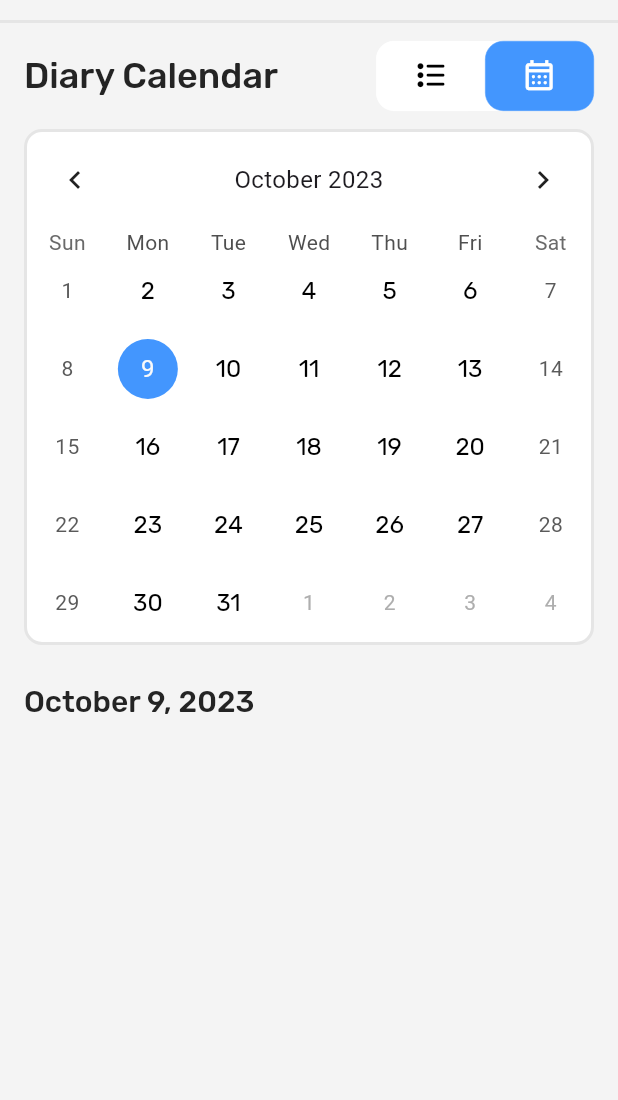
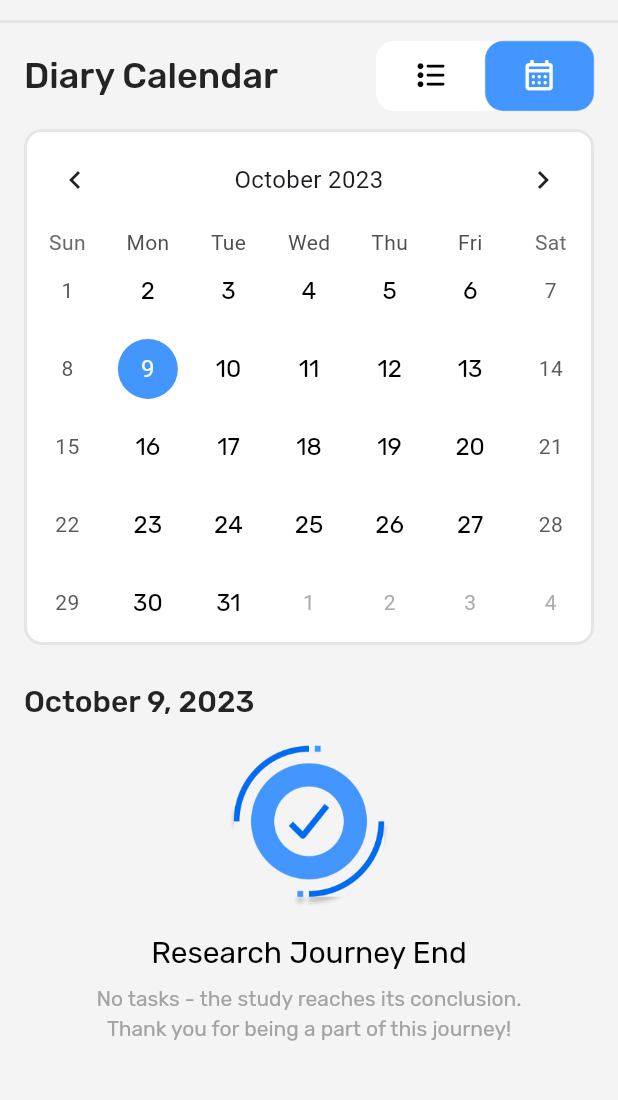
Before and after one commit to AppHatchery/Fabla-Front-end, a Flutter app: the DiariesPage screen opened directly, after a tap on an icon or button, on a phone screen of 412 x 824 dp, the part 61-1161 px from its top. Run offline on Flutter 3.47's test engine with Material 2 defaults, Android fonts, the phone set to English and light mode, and no system bars; drawn by our look-alikes of table_calendar; our stand-ins replace audioplayers, awesome_notifications, bloc, equatable, flutter_bloc, flutter_screenutil and 5 more; missing offline and left inert: amplify_auth_cognito, amplify_flutter, amplify_storage_s3, audio_session, aws_common, flutter_sound and 1 more; accounts and stored records are empty; generated files the repository leaves out were written again.

Commit message:
Empty states for Home screen and History screen (#110)
* Added Empty States

Clean up and added empty states on home and diary page

* Update diaries.dart

Fix Visibility issues

```diff
--- a/lib/screens/diary/presentation/pages/diaries.dart
+++ b/lib/screens/diary/presentation/pages/diaries.dart
@@ -5,10 +5,13 @@ import 'package:audio_diaries_flutter/screens/diary/presentation/widgets/diary_c
 import 'package:audio_diaries_flutter/screens/diary/presentation/widgets/diary_history.dart';
 import 'package:flutter/material.dart';
 import 'package:flutter_bloc/flutter_bloc.dart';
+import 'package:intl/intl.dart';
 
+import '../../../../services/preference_service.dart';
 import '../../../../theme/custom_colors.dart';
 import '../../../../theme/custom_icons.dart';
 import '../../../../theme/custom_typography.dart';
+import '../../../home/presentation/widgets/empty_state.dart';
 import '../../../home/presentation/widgets/unsubmitted_diary_list.dart';
 import '../../data/diary.dart';
 import '../widgets/custom_calender.dart';
@@ -23,11 +26,11 @@ class DiariesPage extends StatefulWidget {
 
 enum Calendar { list, calendar }
 
-class _DiaryPageState extends State<DiariesPage> with WidgetsBindingObserver{
+class _DiaryPageState extends State<DiariesPage> with WidgetsBindingObserver {
   late DiaryCubit diaryCubit;
   late DiaryHistoryCubit historyCubit;
   Map<DateTime, List<String>> events = {};
-
+  late DateTime startDate;
   @override
   void initState() {
     WidgetsBinding.instance.addObserver(this);
@@ -82,25 +85,17 @@ class _DiaryPageState extends State<DiariesPage> with WidgetsBindingObserver{
           child: Column(
             mainAxisAlignment: MainAxisAlignment.start,
             children: [
-            Expanded(
-              child: ListView(
-                children: [
-                  Row(
-                      mainAxisAlignment: MainAxisAlignment.spaceBetween,
-                      children: [
+              Row(mainAxisAlignment: MainAxisAlignment.spaceBetween, children: [
                 Visibility(
                   visible: calendarView != Calendar.calendar,
-                          child: Text(
-                            "Diary History",
+                  replacement: Text(
+                    "Diary Calendar",
                     style: CustomTypography().headlineMedium(
                       color: CustomColors.textNormalContent,
                     ),
                   ),
-                        ),
-                        Visibility(
-                          visible: calendarView != Calendar.list,
                   child: Text(
-                            "Diary Calendar",
+                    "Diary History",
                     style: CustomTypography().headlineMedium(
                       color: CustomColors.textNormalContent,
                     ),
@@ -160,11 +155,13 @@ class _DiaryPageState extends State<DiariesPage> with WidgetsBindingObserver{
               const SizedBox(height: 12),
               Visibility(
                 visible: calendarView == Calendar.calendar,
-                    child: CustomCalender(events: events,),
+                child: CustomCalender(
+                  events: events,
+                ),
               ),
               const SizedBox(height: 24),
-                  Visibility(
-                      visible: calendarView == Calendar.calendar,
+              calendarView == Calendar.calendar
+                  ? Expanded(
                       child: BlocConsumer<DiaryCubit, DiaryState>(
                         listener: (context, state) {},
                         builder: (context, state) {
@@ -179,9 +176,9 @@ class _DiaryPageState extends State<DiariesPage> with WidgetsBindingObserver{
                             return initialDiary();
                           }
                         },
-                      )),
-                  Visibility(
-                      visible: calendarView == Calendar.list,
+                      ),
+                    )
+                  : Expanded(
                       child: BlocConsumer<DiaryHistoryCubit, DiaryHistoryState>(
                       listener: (context, state) {},
                       builder: (context, state) {
@@ -199,11 +196,7 @@ class _DiaryPageState extends State<DiariesPage> with WidgetsBindingObserver{
                     ))
             ],
           ),
-            ),
-          ],
-        ),
-      ),
-    );
+        ));
   }
 
   Widget historyLoading() {
@@ -222,23 +215,27 @@ class _DiaryPageState extends State<DiariesPage> with WidgetsBindingObserver{
 
   Widget loadedDiaryHistory(
       List<Diary> diaries, List<Diary> unSubmittedDiaries) {
-    return SingleChildScrollView(
-      child: Column(
+    return Column(
       children: [
         unSubmittedDiaries.isNotEmpty
-              ? UnsubmittedDiaryList(
+            ? Expanded(
+                child: UnsubmittedDiaryList(
                   diaries: unSubmittedDiaries,
                   refresh: (value) => refresh(value),
+                ),
               )
             : const SizedBox.shrink(),
-          DiaryHistory(diaries: diaries, refresh: (value) => refresh(value)),
+        Expanded(
+            child: DiaryHistory(
+                diaries: diaries, refresh: (value) => refresh(value))),
       ],
-      ),
     );
   }
 
-  void fetchHistoryData(BuildContext context) {
+  void fetchHistoryData(BuildContext context) async {
     historyCubit.loadPastDiaries();
+    startDate = DateTime.fromMillisecondsSinceEpoch(
+        await PreferenceService().getIntPreference(key: 'startDate') ?? 0);
   }
 
   void refreshHistory(bool shouldRefresh) {
@@ -259,6 +256,40 @@ class _DiaryPageState extends State<DiariesPage> with WidgetsBindingObserver{
   }
 
   Widget loadedDiary(List<Diary> diaries, List<Diary> unSubmittedDiaries) {
+    final today = DateTime.now();
+    if (today.isBefore(startDate)) {
+      return Column(
+        crossAxisAlignment: CrossAxisAlignment.start,
+        children: [
+          Text(
+            DateFormat("MMMM d',' y").format(today),
+            style: CustomTypography()
+                .titleLarge(color: CustomColors.textNormalContent),
+            textAlign: TextAlign.left,
+          ),
+          const SizedBox(
+            height: 14,
+          ),
+          const FreeDayWidget(),
+        ],
+      );
+    } else if (today.isAfter(startDate.add(const Duration(days: 6)))) {
+      return Column(
+        crossAxisAlignment: CrossAxisAlignment.start,
+        children: [
+          Text(
+            DateFormat("MMMM d',' y").format(today),
+            style: CustomTypography()
+                .titleLarge(color: CustomColors.textNormalContent),
+            textAlign: TextAlign.left,
+          ),
+          const SizedBox(
+            height: 14,
+          ),
+          const EndStateWidget(),
+        ],
+      );
+    }
     return SingleChildScrollView(
       child: Column(
         children: [
@@ -287,12 +318,16 @@ class _DiaryPageState extends State<DiariesPage> with WidgetsBindingObserver{
   void getAllDiaries() {
     final DiaryRepository repository = DiaryRepository();
     List<Diary> diaries = repository.getAllDiaries();
-    final date = DateTime(DateTime.now().year, DateTime.now().month, DateTime.now().day);
+    final date =
+        DateTime(DateTime.now().year, DateTime.now().month, DateTime.now().day);
 
-    for(Diary diary in diaries){
-      final day = DateTime(diary.start.year, diary.start.month, diary.start.day);
-      if(day != date){
-        events.addAll({day: ["Yes"]});
+    for (Diary diary in diaries) {
+      final day =
+          DateTime(diary.start.year, diary.start.month, diary.start.day);
+      if (day != date) {
+        events.addAll({
+          day: ["Yes"]
+        });
       }
     }
   }
--- a/lib/screens/diary/presentation/widgets/diary_history.dart
+++ b/lib/screens/diary/presentation/widgets/diary_history.dart
@@ -1,3 +1,4 @@
+import 'package:audio_diaries_flutter/screens/diary/presentation/widgets/empty_state.dart';
 import 'package:audio_diaries_flutter/theme/components/cards.dart';
 import 'package:audio_diaries_flutter/theme/custom_typography.dart';
 import 'package:flutter/material.dart';
@@ -24,18 +25,25 @@ class DiaryHistory extends StatelessWidget {
 
     filteredDiaries.sort((a, b) => b.due.compareTo(a.due));
 
-    return Column(
+    return filteredDiaries.isNotEmpty
+        ? SingleChildScrollView(
+            child: Column(
               mainAxisAlignment: MainAxisAlignment.start,
               crossAxisAlignment: CrossAxisAlignment.start,
               children: [
-        for (var diary in filteredDiaries)
-          Column(
+                ListView.builder(
+                  shrinkWrap: true,
+                  physics: const NeverScrollableScrollPhysics(),
+                  itemCount: filteredDiaries.length,
+                  itemBuilder: (context, index) {
+                    final diary = filteredDiaries[index];
+                    return Column(
                       crossAxisAlignment: CrossAxisAlignment.start,
                       children: [
                         Text(
                           _formatDate(diary.start),
-                style: CustomTypography()
-                    .titleLarge(color: CustomColors.textNormalContent),
+                          style: CustomTypography().titleLarge(
+                              color: CustomColors.textNormalContent),
                           textAlign: TextAlign.left,
                         ),
                         const SizedBox(height: 6),
@@ -45,9 +53,13 @@ class DiaryHistory extends StatelessWidget {
                         ),
                         const SizedBox(height: 12),
                       ],
+                    );
+                  },
+                )
+              ],
             ),
-      ],
-    );
+          )
+        : const BeforeStartWidget();
   }
 }
 
--- /dev/null
+++ b/lib/screens/diary/presentation/widgets/empty_state.dart
@@ -0,0 +1,43 @@
+import 'package:audio_diaries_flutter/theme/resources/strings.dart';
+import 'package:flutter/material.dart';
+
+import '../../../../theme/custom_colors.dart';
+import '../../../../theme/custom_typography.dart';
+
+class BeforeStartWidget extends StatelessWidget {
+  const BeforeStartWidget({super.key});
+
+  @override
+  Widget build(BuildContext context) {
+    return Padding(
+      padding: const EdgeInsets.symmetric(horizontal: 47),
+      child: Column(
+        mainAxisAlignment: MainAxisAlignment.center,
+        crossAxisAlignment: CrossAxisAlignment.center,
+        children: [
+          Image.asset(
+            'assets/images/start.png',
+            height: 108,
+          ),
+          const SizedBox(
+            height: 16,
+          ),
+          Text(
+            'Your Fresh Start${Strings.champagne}',
+            style: CustomTypography().titleLarge(),
+            textAlign: TextAlign.center,
+          ),
+          const SizedBox(
+            height: 6,
+          ),
+          Text(
+            "You're all set for a fresh start – no previous responses here!",
+            style: CustomTypography()
+                .bodyMedium(color: CustomColors.textTertiaryContent),
+            textAlign: TextAlign.center,
+          ),
+        ],
+      ),
+    );
+  }
+}
--- /dev/null
+++ b/lib/screens/home/presentation/widgets/empty_state.dart
@@ -0,0 +1,80 @@
+import 'package:audio_diaries_flutter/theme/custom_typography.dart';
+import 'package:flutter/material.dart';
+
+import '../../../../theme/custom_colors.dart';
+
+class FreeDayWidget extends StatelessWidget {
+  const FreeDayWidget({super.key});
+
+  @override
+  Widget build(BuildContext context) {
+    return Padding(
+      padding: const EdgeInsets.symmetric(horizontal: 47),
+      child: Column(
+        mainAxisAlignment: MainAxisAlignment.center,
+        crossAxisAlignment: CrossAxisAlignment.center,
+        children: [
+          Image.asset(
+            'assets/images/empty-box.png',
+            height: 108,
+          ),
+          const SizedBox(
+            height: 16,
+          ),
+          Text(
+            'This is a Free Day',
+            style: CustomTypography().titleLarge(),
+            textAlign: TextAlign.center,
+          ),
+          const SizedBox(
+            height: 6,
+          ),
+          Text(
+            "It's a blank slate for today on your study calendar – embrace this open day!",
+            style: CustomTypography()
+                .bodyMedium(color: CustomColors.textTertiaryContent),
+            textAlign: TextAlign.center,
+          ),
+        ],
+      ),
+    );
+  }
+}
+
+class EndStateWidget extends StatelessWidget {
+  const EndStateWidget({super.key});
+
+  @override
+  Widget build(BuildContext context) {
+    return Padding(
+      padding: const EdgeInsets.symmetric(horizontal: 47),
+      child: Column(
+        mainAxisAlignment: MainAxisAlignment.center,
+        crossAxisAlignment: CrossAxisAlignment.center,
+        children: [
+          Image.asset(
+            'assets/images/complete.png',
+            height: 108,
+          ),
+          const SizedBox(
+            height: 16,
+          ),
+          Text(
+            'Research Journey End',
+            style: CustomTypography().titleMedium(),
+            textAlign: TextAlign.center,
+          ),
+          const SizedBox(
+            height: 6,
+          ),
+          Text(
+            "No tasks - the study reaches its conclusion. Thank you for being a part of this journey!",
+            style: CustomTypography()
+                .bodyMedium(color: CustomColors.textTertiaryContent),
+            textAlign: TextAlign.center,
+          ),
+        ],
+      ),
+    );
+  }
+}
--- a/lib/theme/components/cards.dart
+++ b/lib/theme/components/cards.dart
@@ -24,7 +24,6 @@ class DiaryCard extends StatelessWidget {
 
   @override
   Widget build(BuildContext context) {
-    print(diary?.status == DiaryStatus.submitted || diary?.status == DiaryStatus.missed);
     return Container(
       decoration: BoxDecoration(
         color: diary?.status == DiaryStatus.submitted || diary?.status == DiaryStatus.missed
--- a/lib/theme/resources/strings.dart
+++ b/lib/theme/resources/strings.dart
@@ -15,6 +15,8 @@ class Strings {
   static String telescope = "🔬";
 
   static String confetti = "🎉";
+
+  static String champagne = "🍾";
 
   static String researcherNote = "Please try to talk without stopping for about 5 minutes. Talk about whatever comes to your mind, as if you were sharing with a friend. Do not worry about pauses, stutters, or having the right things to say. We are interested in anything about your experience today that you are willing to share.";
 
```
Also changed, not shown: lib/screens/home/presentation/pages/homepage.dart (+50 -17 lines), assets/images/complete.png (added), assets/images/empty-box.png (added), assets/images/start.png (added). Lines whose indentation alone changed are shown as unchanged.
